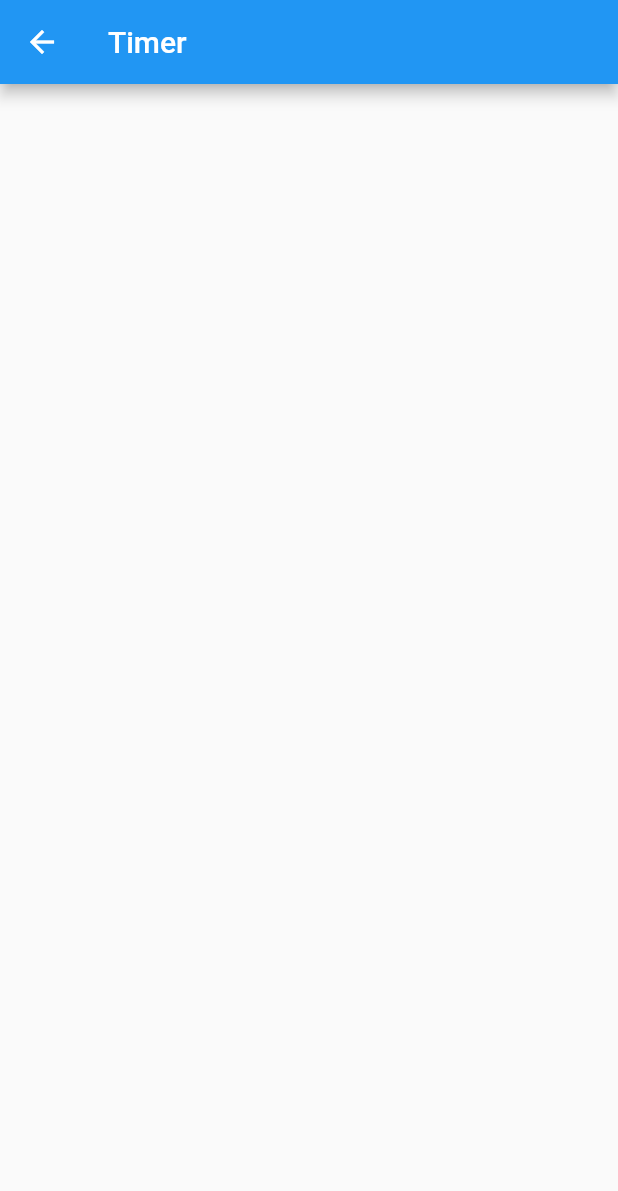
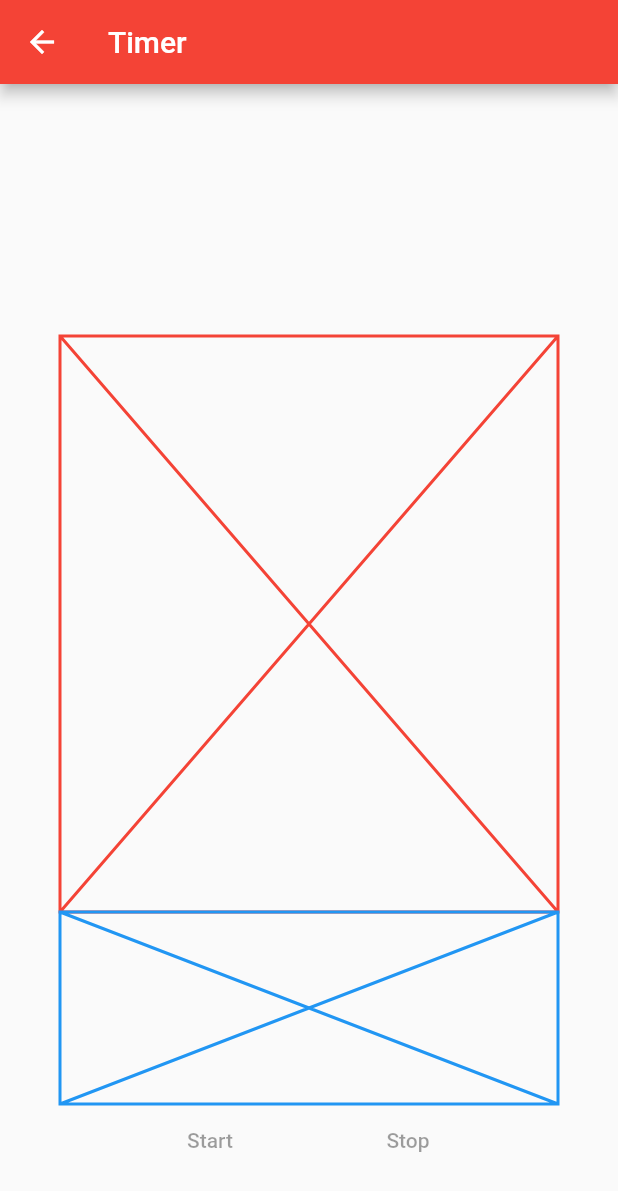
Before and after one commit to YunwooC/Pomostand, a Flutter app: the screen it shows after launch, after a tap on "CLICK ME", on a phone screen of 412 x 824 dp. Shown: the top 1191 px of the screen. Run offline on Flutter 3.47's test engine with Material 2 defaults, Android fonts, the phone set to English and light mode, and no system bars.

Commit message:
Timer Set up

```diff
--- a/lib/main.dart
+++ b/lib/main.dart
@@ -1,4 +1,5 @@
 import 'package:flutter/material.dart';
+import 'dart:async';
 
 
 class MyApp extends StatelessWidget {
@@ -28,24 +29,27 @@ class IndexPage extends StatelessWidget {
         // container encapsulates the column
       body: Container(
 
-        margin: EdgeInsets.all(25),
+        margin: EdgeInsets.all(40),
         decoration: const BoxDecoration(color: Colors.lightGreen),   // green to see the container clearly
 
-
+        // Main Body columnized
         child: Column(
           mainAxisAlignment: MainAxisAlignment.spaceEvenly,
           children: [
+            // Title
             const Text(
               "POMOSTAND",
               style: const TextStyle(fontSize: 40),
 
             ),
 
+            // mage btw I got scammed they said it was transparent png but it's ugly checkerboard :/ placeholder for now
             Image.asset(
               'assets/images/tomato.png',
               fit: BoxFit.cover,
             ),
 
+            // Button to navigate to next page
             TextButton(
               onPressed: () {
                 Navigator.push(context, MaterialPageRoute(builder: (context) {
@@ -77,9 +81,57 @@ class TimerPage extends StatelessWidget {
   @override
   Widget build(BuildContext context) {
     return Scaffold(
+      resizeToAvoidBottomInset: false,
+
+      // Top AppBar
       appBar: AppBar(
+        backgroundColor: Colors.red,
         title: Text(title)
       ),
+
+      // Body
+      body: Container(
+        margin: EdgeInsets.all(40),
+
+        // Formatting widgets in a container
+        child: Column(
+          mainAxisAlignment: MainAxisAlignment.spaceEvenly,
+          children: [
+
+            Expanded(
+              child: Container()
+            ),
+
+            // Tomato Progress Ring. Expanded setting must be kept
+            Expanded(
+              child: Placeholder(
+                 color: Colors.red,
+              ),
+              flex: 3,
+            ),
+
+            // Timer goes here. Expanded setting to be kept.
+            Expanded(
+              child: Placeholder( color: Colors.blue )
+            ),
+
+            Row(
+              mainAxisAlignment: MainAxisAlignment.spaceEvenly,
+              children: [
+                TextButton(
+                  onPressed: null,
+                  child: const Text("Start")
+
+                ),
+                TextButton(
+                  onPressed: null,
+                  child: const Text("Stop")
+                )
+              ]
+            )
+          ]
+        )
+      )
     );
   }
 }
```
